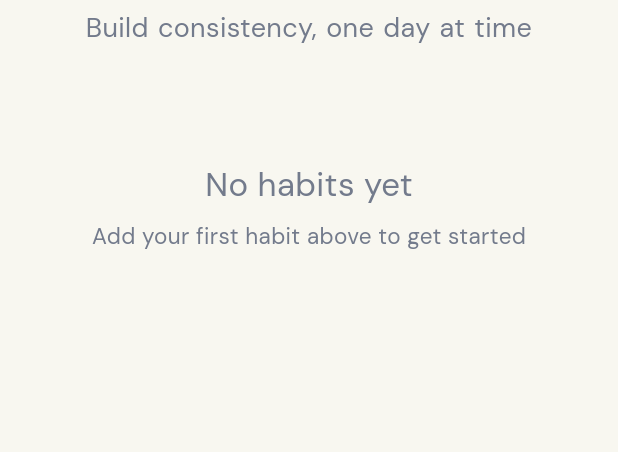
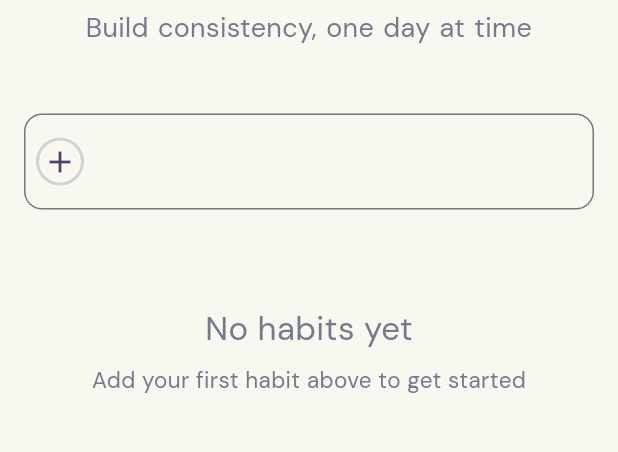
Before and after one commit to AliAtakishiyev/habit-tracker-app, a Flutter app: the screen it shows after launch, on a phone screen of 412 x 824 dp, the part 86-538 px from its top. Run offline on Flutter 3.47's test engine with Material 3 defaults, Android fonts, the phone set to English and light mode, and no system bars; our stand-ins replace flutter_riverpod, google_fonts, hive, hive_flutter, riverpod; accounts and stored records are empty; generated files the repository leaves out were written again.

Commit message:
refactor: Textfield UI bugs fixed

```diff
--- a/lib/features/UI/pages/home_screen.dart
+++ b/lib/features/UI/pages/home_screen.dart
@@ -48,7 +48,7 @@ class _HomeScreenState extends ConsumerState<HomeScreen> {
             child: Column(
               children: [
                 CustomAppBar(),
-                (habitCount == 0) ? NoHabits() : HabitList(controller: _habitController!,focusNode: _focusNode,),
+                (habitCount == 0) ? NoHabits(controller: _habitController!,focusNode: _focusNode,) : HabitList(controller: _habitController!,focusNode: _focusNode,),
               ],
             ),
           ),
--- a/lib/features/UI/widgets/no_habits.dart
+++ b/lib/features/UI/widgets/no_habits.dart
@@ -1,18 +1,28 @@
 import 'package:flutter/material.dart';
+import 'package:flutter_riverpod/flutter_riverpod.dart';
 import 'package:google_fonts/google_fonts.dart';
+import 'package:habit_tracker_app/features/UI/widgets/add_habit_text_field.dart';
 
-class NoHabits extends StatelessWidget {
-  const NoHabits({super.key});
+class NoHabits extends ConsumerWidget {
+  final TextEditingController controller;
+
+  final FocusNode focusNode;
+
+  const NoHabits({super.key, required this.controller, required this.focusNode});
 
   @override
-  Widget build(BuildContext context) {
+  Widget build(BuildContext context, WidgetRef ref) {
     return Padding(
-      padding: const EdgeInsets.only(top: 64),
+      padding: const EdgeInsets.only(top: 32),
       child: SizedBox(
         width: double.infinity,
 
         child: Column(
           children: [
+
+            AddHabitTextField(controller: controller, focusNode: focusNode),
+
+            SizedBox(height: 64,),
             Text(
               "No habits yet",
               style: GoogleFonts.dmSans(
```
Also changed, not shown: lib/features/UI/widgets/habit_list.dart (+10 -7 lines).
